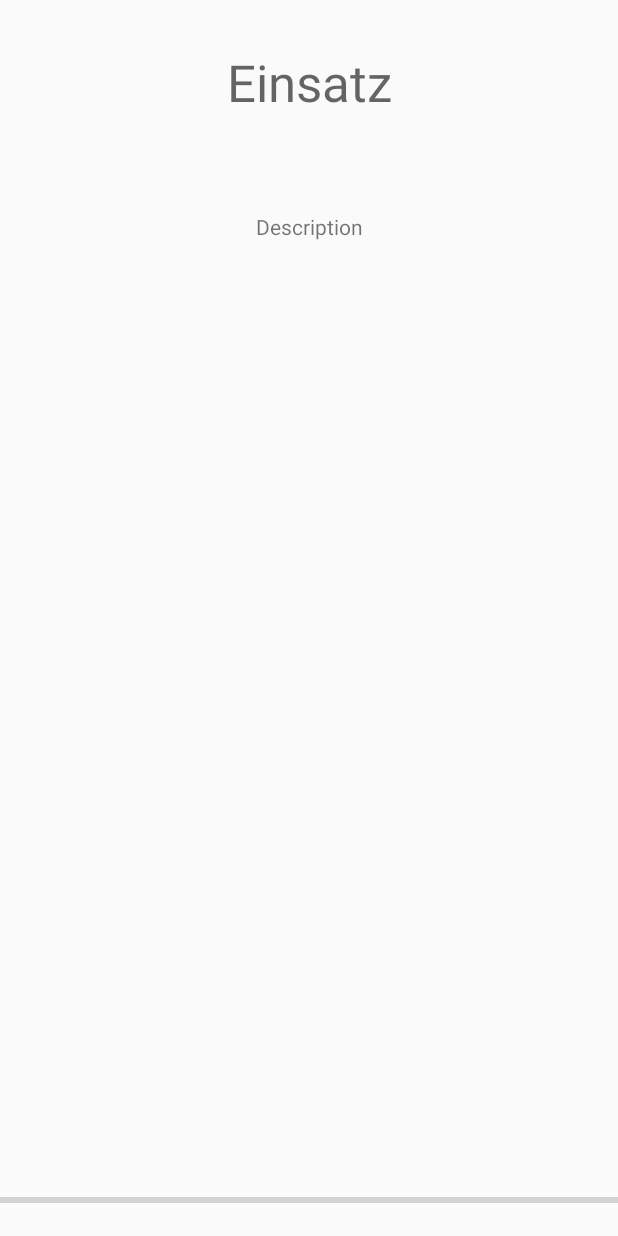
After one commit to morrinxx/PolizeiLeitstelle, an Android app: the layout fragment_mission.xml on its own in the app's theme, with its tools: preview values and no code run, on a phone screen of 412 x 824 dp. The commit adds this screen. Run offline under Robolectric (Android 15) with nearby library versions, the phone set to English and light mode, and no system bars.

Commit message:
Sending GPS works, first steps in mission fragment and subsribing to mqtt topic

```diff
--- a/MobileApp/app/build.gradle
+++ b/MobileApp/app/build.gradle
@@ -33,7 +33,7 @@ dependencies {
     implementation fileTree(dir: 'libs', include: ['*.jar'])
     implementation "org.jetbrains.kotlin:kotlin-stdlib-jdk7:$kotlin_version"
     implementation 'androidx.appcompat:appcompat:1.1.0'
-    implementation 'androidx.core:core-ktx:1.2.0'
+    implementation 'androidx.core:core-ktx:1.3.0'
     implementation 'androidx.constraintlayout:constraintlayout:1.1.3'
     implementation 'androidx.legacy:legacy-support-v4:1.0.0'
     testImplementation 'junit:junit:4.13'
@@ -48,6 +48,10 @@ dependencies {
     implementation 'org.eclipse.paho:org.eclipse.paho.client.mqttv3:1.1.0'
     implementation 'org.eclipse.paho:org.eclipse.paho.android.service:1.1.1'
 
+    //For GPS Location
+    implementation 'com.google.android.gms:play-services-location:17.0.0'
+    implementation 'com.google.android.gms:play-services-maps:17.0.0'
+
     implementation 'androidx.navigation:navigation-fragment-ktx:2.2.2'
     implementation 'androidx.navigation:navigation-ui-ktx:2.2.2'
 }
--- a/MobileApp/app/src/main/AndroidManifest.xml
+++ b/MobileApp/app/src/main/AndroidManifest.xml
@@ -6,11 +6,12 @@
     <uses-permission android:name="android.permission.ACCESS_NETWORK_STATE" />
     <uses-permission android:name="android.permission.INTERNET" />
     <uses-permission android:name="android.permission.USE_BIOMETRIC" />
+    <uses-permission android:name="android.permission.ACCESS_COARSE_LOCATION"/>
     <uses-permission android:name="android.permission.ACCESS_FINE_LOCATION" />
 
     <application
         android:allowBackup="true"
-        android:icon="@mipmap/ic_launcher"
+        android:icon="@drawable/logo"
         android:label="@string/app_name"
         android:roundIcon="@mipmap/ic_launcher_round"
         android:supportsRtl="true"
--- a/MobileApp/app/src/main/java/at/htlleonding/policemobileclient/SettingsActivity.kt
+++ b/MobileApp/app/src/main/java/at/htlleonding/policemobileclient/SettingsActivity.kt
@@ -12,7 +12,7 @@ import kotlinx.android.synthetic.main.activity_settings.*
 
 class SettingsActivity : AppCompatActivity(), AdapterView.OnItemSelectedListener {
     companion object{
-        private val LOG_TAG = this::javaClass.toString()
+        private val LOG_TAG = this::class.java.toString()
     }
     private var district = -1
 
--- /dev/null
+++ b/MobileApp/app/src/main/res/layout/fragment_mission.xml
@@ -0,0 +1,48 @@
+<?xml version="1.0" encoding="utf-8"?>
+<layout
+    xmlns:android="http://schemas.android.com/apk/res/android"
+    xmlns:app="http://schemas.android.com/apk/res-auto"
+    xmlns:tools="http://schemas.android.com/tools"
+    >
+
+    <androidx.constraintlayout.widget.ConstraintLayout
+        android:id="@+id/constraintLayout"
+        android:layout_width="match_parent"
+        android:layout_height="match_parent"
+        tools:context=".MissionFragment">
+
+
+        <TextView
+            android:id="@+id/tv_mission_title"
+            android:layout_width="wrap_content"
+            android:layout_height="wrap_content"
+            android:layout_marginTop="32dp"
+            android:text="@string/tv_mission_title"
+            android:textAppearance="@style/TextAppearance.AppCompat.Display1"
+            app:layout_constraintEnd_toEndOf="parent"
+            app:layout_constraintStart_toStartOf="parent"
+            app:layout_constraintTop_toTopOf="parent" />
+
+        <TextView
+            android:id="@+id/tv_mission_description"
+            android:layout_width="wrap_content"
+            android:layout_height="wrap_content"
+            android:layout_marginTop="64dp"
+            android:text="@string/tv_mission_description"
+            app:layout_constraintEnd_toEndOf="parent"
+            app:layout_constraintStart_toStartOf="parent"
+            app:layout_constraintTop_toBottomOf="@+id/tv_mission_title" />
+
+        <ProgressBar
+            android:id="@+id/pb_mission"
+            style="?android:attr/progressBarStyleHorizontal"
+            android:layout_width="0dp"
+            android:layout_height="wrap_content"
+            android:layout_marginBottom="16dp"
+            android:progress="0"
+            android:max="10000"
+            app:layout_constraintBottom_toBottomOf="parent"
+            app:layout_constraintEnd_toEndOf="parent"
+            app:layout_constraintStart_toStartOf="parent" />
+    </androidx.constraintlayout.widget.ConstraintLayout>
+</layout>
--- a/MobileApp/app/src/main/res/values/strings.xml
+++ b/MobileApp/app/src/main/res/values/strings.xml
@@ -44,4 +44,6 @@
     <string name="save">Speichern</string>
     <string name="name">Fahrzeugname</string>
     <string name="settings_hint_name">z.B. Wels1</string>
+    <string name="tv_mission_title">Einsatz</string>
+    <string name="tv_mission_description">Description</string>
 </resources>
```
Also changed, not shown: MobileApp/app/src/main/java/at/htlleonding/policemobileclient/MQTT/MqttConnection.kt (+69 -1 lines), MobileApp/app/src/main/java/at/htlleonding/policemobileclient/MainActivity.kt (+110 -9 lines), MobileApp/app/src/main/java/at/htlleonding/policemobileclient/MainFragment.kt (+11 -8 lines), MobileApp/app/src/main/java/at/htlleonding/policemobileclient/MissionFragment.kt (added, +42 -0 lines), MobileApp/app/src/main/res/navigation/nav_graph.xml (+14 -1 lines), MobileApp/app/src/main/res/drawable/logo.jpg (added).
